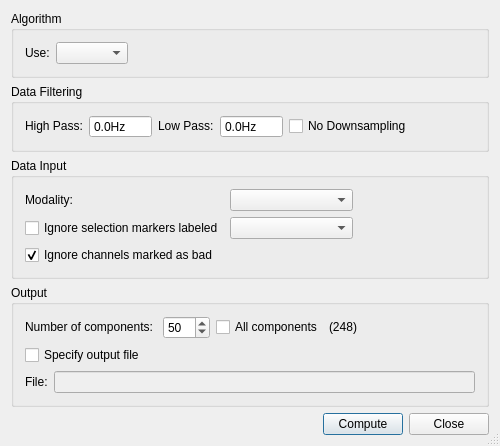
First picture: the form in src/plugins/ICA/ICASettings.ui, repository HIP-infrastructure/anywave-code, before the edit.
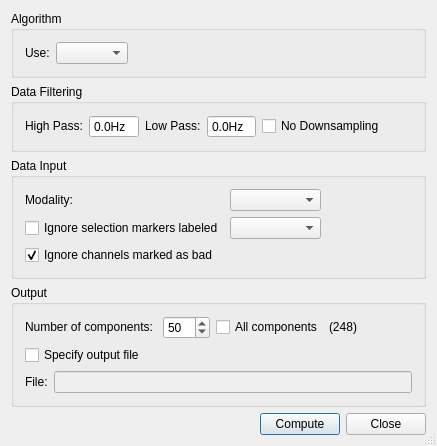
Second picture: the form after the edit. Icons and pictures are not drawn.

The edit to the form file:
```diff
--- a/src/plugins/ICA/ICASettings.ui
+++ b/src/plugins/ICA/ICASettings.ui
@@ -6,8 +6,8 @@
    <rect>
     <x>0</x>
     <y>0</y>
-    <width>500</width>
-    <height>398</height>
+    <width>437</width>
+    <height>405</height>
    </rect>
   </property>
   <property name="windowTitle">
```
Left out of the diff: 11 changed lines with no effect on the pictures.
